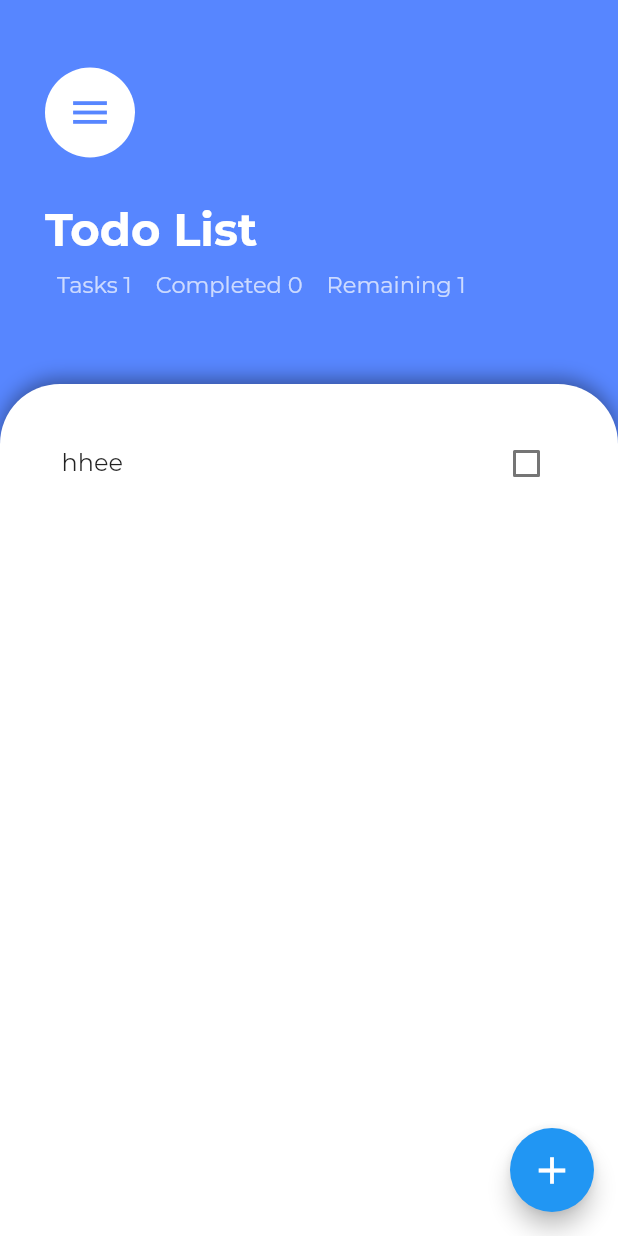
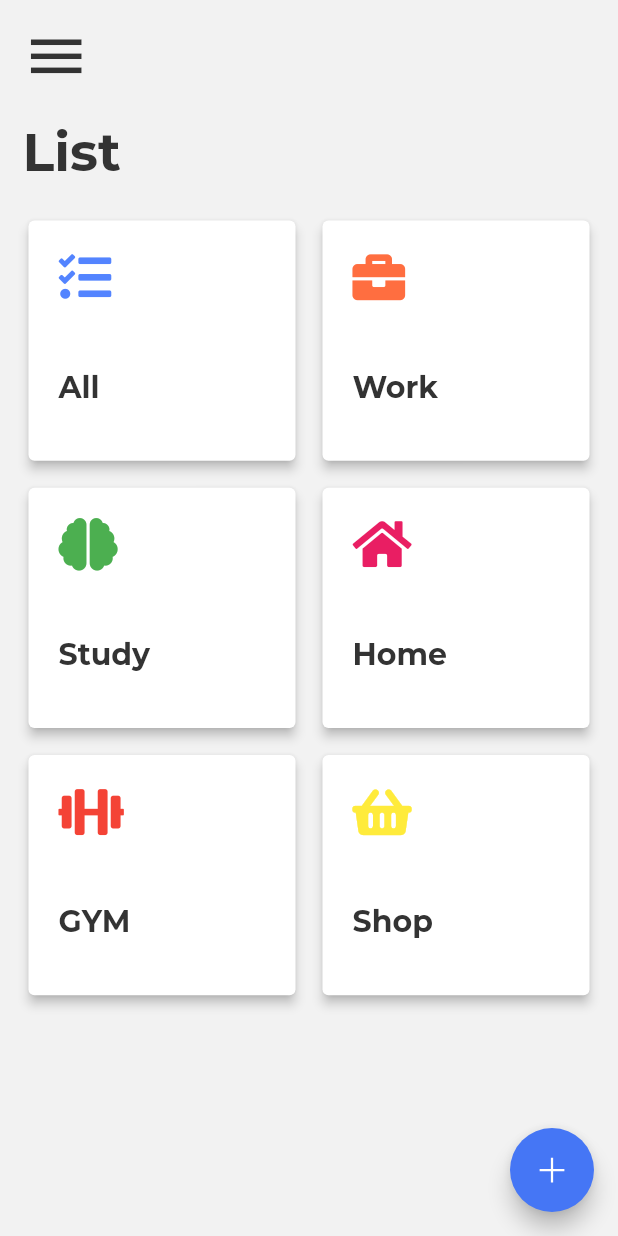
Before and after one commit to miguelhmp/flutter_todolist, a Flutter app: the screen it shows after launch, on a phone screen of 412 x 824 dp. Run offline on Flutter 3.47's test engine with Material 2 defaults, Android fonts, the phone set to English and light mode, and no system bars; drawn by our look-alikes of flutter_speed_dial; our stand-ins replace font_awesome_flutter, line_icons.

Commit message:
Se agregaron categorias a la lista de tareas, falta funcionamiento de seleccion de categorias, creacion de nuevas categorias y mostrar cantidad de tareas en cada tarjeta de categoria.

```diff
--- a/lib/main.dart
+++ b/lib/main.dart
@@ -1,29 +1,44 @@
 import 'package:flutter/material.dart';
+import 'package:todo_flutter/model/CategoryData.dart';
+import 'package:todo_flutter/view/AddTaskScreen.dart';
+import 'package:todo_flutter/view/MenuScreenView.dart';
 import 'package:todo_flutter/view/TaskScreen.dart';
 import 'package:provider/provider.dart';
 import 'model/TaskData.dart';
 
 void main() {
-  runApp(MyApp());
+  runApp(
+    MultiProvider(
+      providers: [
+        ChangeNotifierProvider(
+          create: (context) => CategoryData(),
+        ),
+        ChangeNotifierProvider(create: (context) => TaskData()),
+        Provider(create: (context) => AddTaskScreen()),
+      ],
+      child: MyApp(),
+    ),
+  );
 }
 
 class MyApp extends StatelessWidget {
   @override
   Widget build(BuildContext context) {
-    return ChangeNotifierProvider(
-      create: (context) => TaskData(),
-      child: MaterialApp(
+    return MaterialApp(
       theme: ThemeData(
         fontFamily: 'Monserrat',
       ),
       initialRoute: '/',
       routes: {
         // When navigating to the "/" route, build the FirstScreen widget.
-          '/': (context) => TaskScreen(),
-          // When navigating to the "/second" route, build the SecondScreen widget.
-          //'/second': (context) => SecondScreen(),
+        '/': (context) => MenuScreenView(),
+        '/ts_all': (context) => TaskScreen(),
+        '/ts_work': (context) => TaskScreen(),
+        '/ts_home': (context) => TaskScreen(),
+        '/ts_study': (context) => TaskScreen(),
+        '/ts_gym': (context) => TaskScreen(),
+        '/ts_shop': (context) => TaskScreen(),
       },
-      ),
     );
   }
 }
--- /dev/null
+++ b/lib/model/CategoryData.dart
@@ -0,0 +1,78 @@
+import 'dart:collection';
+
+import 'package:flutter/material.dart';
+import 'package:font_awesome_flutter/font_awesome_flutter.dart';
+import 'package:todo_flutter/utils/Constants.dart';
+import 'package:todo_flutter/utils/widgets/buildCard.dart';
+
+class CategoryData extends ChangeNotifier {
+  List<BuildCard> _categories = [
+    BuildCard(
+      icon: FontAwesomeIcons.tasks,
+      iconColor: kTaskDonelineThroughColor,
+      title: 'All',
+      tasks: '23 tasks',
+      navUrl: '/ts_all',
+      onPress: () {},
+    ),
+    BuildCard(
+      icon: FontAwesomeIcons.briefcase,
+      iconColor: Colors.deepOrangeAccent,
+      title: 'Work',
+      tasks: '9 tasks',
+      navUrl: '/ts_work',
+      onPress: () {},
+    ),
+    BuildCard(
+      icon: FontAwesomeIcons.brain,
+      iconColor: Colors.green,
+      title: 'Study',
+      tasks: '10 tasks',
+      navUrl: '/ts_study',
+      onPress: () {},
+    ),
+    BuildCard(
+      icon: FontAwesomeIcons.home,
+      iconColor: Colors.pink,
+      title: 'Home',
+      tasks: '10 tasks',
+      navUrl: '/ts_home',
+      onPress: () {},
+    ),
+    BuildCard(
+      icon: FontAwesomeIcons.dumbbell,
+      iconColor: Colors.red,
+      title: 'GYM',
+      tasks: '2 tasks',
+      navUrl: '/ts_gym',
+      onPress: () {},
+    ),
+    BuildCard(
+      icon: FontAwesomeIcons.shoppingBasket,
+      iconColor: Colors.yellow,
+      title: 'Shop',
+      tasks: '2 tasks',
+      navUrl: '/ts_shop',
+      onPress: () {},
+    ),
+  ];
+
+  UnmodifiableListView<BuildCard> get categories =>
+      UnmodifiableListView(_categories);
+
+  int get categoriesLength {
+    return _categories.length;
+  }
+
+  IconData get icon {
+    return _categories[1].icon;
+  }
+
+  Color get bgColor {
+    return _categories[1].iconColor;
+  }
+
+  String get title {
+    return _categories[1].title;
+  }
+}
--- a/lib/model/Task.dart
+++ b/lib/model/Task.dart
@@ -1,8 +1,9 @@
 class Task {
   final String taskTitle;
+  final String from;
   bool isDone;
 
-  Task({this.taskTitle, this.isDone = false});
+  Task({this.taskTitle, this.isDone = false, this.from});
 
   void toggleDone() {
     isDone = !isDone;
--- a/lib/model/TaskData.dart
+++ b/lib/model/TaskData.dart
@@ -8,14 +8,59 @@ class TaskData extends ChangeNotifier {
   //cause it don't listen (notifyListeners()), instead use
   // the method "addTask".
   List<Task> _tasks = [
-    Task(taskTitle: 'hhee'),
+    Task(taskTitle: 'Study1', from: 'Study'),
+    Task(taskTitle: 'Study2', from: 'Study'),
+    Task(taskTitle: 'Home1', from: 'Home'),
+    Task(taskTitle: 'Work1', from: 'Work'),
+    Task(taskTitle: 'GYM1', from: 'GYM'),
+    Task(taskTitle: 'Shop1', from: 'Shop'),
+    Task(taskTitle: 'Shop2', from: 'Shop'),
+    Task(taskTitle: 'Shop3', from: 'Shop'),
+    Task(taskTitle: 'Work2', from: 'Work'),
+    Task(taskTitle: 'Study3', from: 'Study'),
   ];
+
+  List<Task> newTasks = [];
 
   //No modificable List, only can get the value, no add or delete
   UnmodifiableListView<Task> get tasks => UnmodifiableListView(_tasks);
 
   int get tasksCount {
     return _tasks.length;
+  }
+
+  int specificCount(List<Task> list) {
+    return list.length;
+  }
+
+  int specificCompletedTasks(List<Task> list) {
+    int completeTasks = 0;
+    for (var task in list) {
+      if (task.isDone) {
+        completeTasks++;
+      }
+    }
+    return completeTasks;
+  }
+
+  int specificRemainingTasks(List<Task> list) {
+    int remainingTasks = 0;
+    for (var task in list) {
+      if (!task.isDone) {
+        remainingTasks++;
+      }
+    }
+    return remainingTasks;
+  }
+
+  List<Task> specificTasks(String category) {
+    newTasks.clear();
+    for (final task in _tasks) {
+      if (task.from == category) {
+        newTasks.add(task);
+      }
+    }
+    return newTasks;
   }
 
   int get tasksCompleted {
@@ -49,9 +94,20 @@ class TaskData extends ChangeNotifier {
     notifyListeners();
   }
 
+  void specifiToggleDone(int index) {
+    newTasks[index].toggleDone();
+    notifyListeners();
+  }
+
   void deleteTask(int index) {
     _tasks.removeAt(index);
     //print('TaskDeleted');
     notifyListeners();
   }
+
+  void specifiDeleteTask(var index) {
+    _tasks.remove(index);
+    //print('TaskDeleted');
+    notifyListeners();
+  }
 }
--- a/lib/utils/Constants.dart
+++ b/lib/utils/Constants.dart
@@ -1,3 +1,11 @@
 import 'package:flutter/material.dart';
 
-const kPrimaryColor = Color(0xff5786ff);
+const kPrimaryColor = Color(0xff4576f5);
+
+const kTextTitleColor = Color(0xff333333);
+const kTextTaskLateColor = Color(0xffff6363);
+
+const kTaskDonelineThroughColor = Color(0xff5384ff);
+
+const kBgTaskListColor = Color(0xffffffff);
+const kBgHomeColor = Color(0xffF2F2F2);
--- /dev/null
+++ b/lib/utils/widgets/CategoryListBuilder.dart
@@ -0,0 +1,47 @@
+import 'package:flutter/material.dart';
+import 'package:flutter/rendering.dart';
+import 'package:provider/provider.dart';
+import 'package:todo_flutter/model/CategoryData.dart';
+import 'buildCard.dart';
+
+class CategoryListBuilder extends StatelessWidget {
+  @override
+  Widget build(BuildContext context) {
+    // final tasks = Provider.of<TaskData>(context);
+    return Consumer<CategoryData>(
+      builder: (context, categoryData, child) {
+        return Expanded(
+          child: GridView.builder(
+            gridDelegate: SliverGridDelegateWithMaxCrossAxisExtent(
+              // crossAxisCount: 2,
+              maxCrossAxisExtent: 200,
+              // mainAxisExtent: 200,
+              childAspectRatio: 1.1,
+              crossAxisSpacing: 0,
+              mainAxisSpacing: 0,
+            ),
+            itemCount: categoryData.categories.length,
+            itemBuilder: (BuildContext context, int index) {
+              final category = categoryData.categories[index];
+
+              return BuildCard(
+                icon: category.icon,
+                iconColor: category.iconColor,
+                title: category.title,
+                tasks: '',
+                // tasks: category.tasks,
+                onPress: () {
+                  Navigator.pushNamed(context, category.navUrl, arguments: {
+                    'bgColor': category.iconColor,
+                    'icon': category.icon,
+                    'title': category.title,
+                  });
+                },
+              );
+            },
+          ),
+        );
+      },
+    );
+  }
+}
--- /dev/null
+++ b/lib/utils/widgets/MyFAB.dart
@@ -0,0 +1,78 @@
+import 'package:flutter/material.dart';
+import 'package:flutter_speed_dial/flutter_speed_dial.dart';
+import 'package:line_icons/line_icons.dart';
+import 'package:todo_flutter/view/AddTaskScreen.dart';
+
+import '../Constants.dart';
+
+class MyFAB extends StatelessWidget {
+  final String typeOfFAB;
+  Widget myFAB;
+
+  MyFAB({@required this.typeOfFAB});
+
+  @override
+  Widget build(BuildContext context) {
+    if (typeOfFAB == 'multi') {
+      myFAB = buildMultiFab(context);
+    } else if (typeOfFAB == 'simple') {
+      myFAB = buildSimpleFAB(context);
+    }
+    return myFAB;
+  }
+}
+
+SpeedDial buildMultiFab(BuildContext context) {
+  return SpeedDial(
+    backgroundColor: kPrimaryColor,
+    icon: LineIcons.plus,
+    foregroundColor: Colors.white,
+    overlayColor: Colors.black,
+    overlayOpacity: .5,
+    activeIcon: Icons.close,
+    activeBackgroundColor: Colors.blue,
+    tooltip: 'More actions',
+    children: [
+      SpeedDialChild(
+        child: Icon(LineIcons.tag),
+        backgroundColor: kPrimaryColor,
+        foregroundColor: Colors.white,
+        label: 'add new category',
+        onTap: () {},
+      ),
+      SpeedDialChild(
+        child: Icon(LineIcons.pen),
+        backgroundColor: kPrimaryColor,
+        foregroundColor: Colors.white,
+        label: 'add new taks',
+        onTap: () {
+          showModalBottomSheet(
+            backgroundColor: Colors.transparent,
+            context: context,
+            isScrollControlled: true,
+            builder: (context) => AddTaskScreen(),
+          );
+        },
+      ),
+    ],
+  );
+}
+
+FloatingActionButton buildSimpleFAB(BuildContext context) {
+  return FloatingActionButton(
+    backgroundColor: kPrimaryColor,
+    child: Icon(
+      LineIcons.plus,
+      // size: 20,
+    ),
+    tooltip: 'add new task',
+    onPressed: () {
+      showModalBottomSheet(
+        backgroundColor: Colors.transparent,
+        context: context,
+        isScrollControlled: true,
+        builder: (context) => AddTaskScreen(),
+      );
+    },
+  );
+}
--- /dev/null
+++ b/lib/utils/widgets/buildCard.dart
@@ -0,0 +1,90 @@
+import 'package:flutter/material.dart';
+import 'package:todo_flutter/utils/Constants.dart';
+import 'package:font_awesome_flutter/font_awesome_flutter.dart';
+
+class BuildCard extends StatelessWidget {
+  final IconData icon;
+  final Color iconColor;
+  final String title;
+  final String tasks;
+  final String navUrl;
+  final Function onPress;
+
+  BuildCard({
+    @required this.icon,
+    this.iconColor,
+    @required this.title,
+    @required this.tasks,
+    this.navUrl,
+    @required this.onPress,
+  });
+
+  @override
+  Widget build(BuildContext context) {
+    return Padding(
+      padding: const EdgeInsets.only(
+        right: 5,
+        bottom: 10,
+        left: 5,
+      ),
+      child: Card(
+        elevation: 3,
+        child: InkWell(
+          child: Column(
+            crossAxisAlignment: CrossAxisAlignment.start,
+            children: [
+              Expanded(
+                child: Padding(
+                  padding: const EdgeInsets.only(
+                    top: 20,
+                    right: 20,
+                    bottom: 20,
+                    left: 20,
+                  ),
+                  child: FaIcon(
+                    icon,
+                    size: 35,
+                    color: iconColor,
+                  ),
+                ),
+              ),
+              Container(
+                child: Column(
+                  crossAxisAlignment: CrossAxisAlignment.start,
+                  children: [
+                    Padding(
+                      padding: const EdgeInsets.only(
+                        top: 10,
+                        right: 20,
+                        left: 20,
+                      ),
+                      child: Text(
+                        title,
+                        style: TextStyle(
+                          color: kTextTitleColor,
+                          fontSize: 20,
+                          fontWeight: FontWeight.w600,
+                        ),
+                      ),
+                    ),
+                    Padding(
+                      padding: const EdgeInsets.only(
+                        right: 20,
+                        bottom: 20,
+                        left: 20,
+                      ),
+                      child: Text(tasks),
+                    ),
+                  ],
+                ),
+              ),
+              // Icon(FontAwesomeIcons.tasks),
+              // Icon(LineIcons.edit),
+            ],
+          ),
+          onTap: onPress,
+        ),
+      ),
+    );
+  }
+}
--- /dev/null
+++ b/lib/view/MenuScreenView.dart
@@ -0,0 +1,57 @@
+import 'package:flutter/material.dart';
+import 'package:todo_flutter/utils/Constants.dart';
+import 'package:todo_flutter/utils/widgets/CategoryListBuilder.dart';
+import 'package:todo_flutter/utils/widgets/MyFAB.dart';
+
+class MenuScreenView extends StatelessWidget {
+  @override
+  Widget build(BuildContext context) {
+    return Scaffold(
+      backgroundColor: kBgHomeColor,
+      floatingActionButton: MyFAB(
+        typeOfFAB: 'multi',
+      ),
+      body: SafeArea(
+        child: Container(
+          // width: double.maxFinite,
+          // height: double.maxFinite,
+          padding: EdgeInsets.only(
+            top: 15,
+            right: 10,
+            left: 10,
+          ),
+          child: Column(
+            crossAxisAlignment: CrossAxisAlignment.start,
+            children: [
+              Container(
+                padding: EdgeInsets.symmetric(horizontal: 5),
+                child: Column(
+                  crossAxisAlignment: CrossAxisAlignment.start,
+                  children: [
+                    Icon(
+                      Icons.menu,
+                      color: kTextTitleColor,
+                      size: 45,
+                    ),
+                    Padding(
+                      padding: const EdgeInsets.symmetric(vertical: 20),
+                      child: Text(
+                        'List',
+                        style: TextStyle(
+                          color: kTextTitleColor,
+                          fontWeight: FontWeight.bold,
+                          fontSize: 35,
+                        ),
+                      ),
+                    ),
+                  ],
+                ),
+              ),
+              CategoryListBuilder(),
+            ],
+          ),
+        ),
+      ),
+    );
+  }
+}
--- a/lib/view/TaskScreen.dart
+++ b/lib/view/TaskScreen.dart
@@ -1,40 +1,37 @@
 import 'package:flutter/material.dart';
-import 'package:todo_flutter/utils/Constants.dart';
+import 'package:font_awesome_flutter/font_awesome_flutter.dart';
+import 'package:line_icons/line_icons.dart';
+import 'package:todo_flutter/model/Task.dart';
 import 'package:todo_flutter/utils/ReusableWidgets.dart';
-import 'package:todo_flutter/view/AddTaskScreen.dart';
+import 'package:todo_flutter/utils/widgets/MyFAB.dart';
 import 'package:provider/provider.dart';
 import 'package:todo_flutter/model/TaskData.dart';
 
 class TaskScreen extends StatelessWidget {
   @override
   Widget build(BuildContext context) {
+    final Map arguments = ModalRoute.of(context).settings.arguments as Map;
+    if (arguments != null) print(arguments['icon']);
     return Scaffold(
-      backgroundColor: kPrimaryColor,
-      floatingActionButton: FloatingActionButton(
-        child: Icon(
-          Icons.add,
-          size: 30,
+      resizeToAvoidBottomInset: false,
+      backgroundColor: arguments['bgColor'],
+      floatingActionButton: MyFAB(
+        typeOfFAB: 'simple',
       ),
-        tooltip: 'Add new task',
-        onPressed: () {
-          showModalBottomSheet(
+      appBar: AppBar(
+        elevation: 0,
         backgroundColor: Colors.transparent,
-            context: context,
-            // isScrollControlled: true,
-            builder: (context) => AddTaskScreen(),
-          );
-        },
+        leading: IconButton(
+          icon: Icon(LineIcons.arrowLeft),
+          onPressed: () => Navigator.of(context).pop(),
         ),
-      body: Container(
-        padding: EdgeInsets.only(
-          top: 30,
       ),
-        child: Column(
+      body: Column(
         crossAxisAlignment: CrossAxisAlignment.start,
         children: [
           Container(
             padding: EdgeInsets.only(
-                bottom: 50,
+              bottom: 30,
               top: 15,
               left: 30,
               right: 30,
@@ -46,8 +43,8 @@ class TaskScreen extends StatelessWidget {
                   radius: 30,
                   backgroundColor: Colors.white,
                   child: IconButton(
-                      icon: Icon(Icons.menu),
-                      color: kPrimaryColor,
+                    icon: FaIcon(arguments['icon']),
+                    color: arguments['bgColor'],
                     iconSize: 30,
                     onPressed: () {},
                   ),
@@ -56,19 +53,27 @@ class TaskScreen extends StatelessWidget {
                   height: 30,
                 ),
                 Text(
-                    'Todo List',
+                  arguments['title'],
                   style: TextStyle(
                     fontWeight: FontWeight.bold,
                     fontSize: 30,
                     color: Colors.white,
                   ),
                 ),
-                  Row(
+                Consumer<TaskData>(
+                  builder: (context, taskData, child) {
+                    List<Task> newTasks = [];
+                    if (arguments['title'] != 'All') {
+                      newTasks = taskData.specificTasks(arguments['title']);
+                    } else {
+                      newTasks = taskData.tasks;
+                    }
+                    return Row(
                       children: [
                         Padding(
                           padding: const EdgeInsets.all(8.0),
                           child: Text(
-                          'Tasks ${Provider.of<TaskData>(context).tasksCount}',
+                            'Tasks ${taskData.specificCount(newTasks)}',
                             style: TextStyle(
                               fontSize: 15,
                               color: Colors.white70,
@@ -78,7 +83,7 @@ class TaskScreen extends StatelessWidget {
                         Padding(
                           padding: const EdgeInsets.all(8.0),
                           child: Text(
-                          'Completed ${Provider.of<TaskData>(context).tasksCompleted}',
+                            'Completed ${taskData.specificCompletedTasks(newTasks)}',
                             style: TextStyle(
                               fontSize: 15,
                               color: Colors.white70,
@@ -88,7 +93,7 @@ class TaskScreen extends StatelessWidget {
                         Padding(
                           padding: const EdgeInsets.all(8.0),
                           child: Text(
-                          'Remaining ${Provider.of<TaskData>(context).remainingTasks}',
+                            'Remaining ${taskData.specificRemainingTasks(newTasks)}',
                             style: TextStyle(
                               fontSize: 15,
                               color: Colors.white70,
@@ -96,7 +101,9 @@ class TaskScreen extends StatelessWidget {
                           ),
                         ),
                       ],
-                  )
+                    );
+                  },
+                ),
               ],
             ),
           ),
@@ -122,12 +129,13 @@ class TaskScreen extends StatelessWidget {
                   ),
                 ],
               ),
-                child: TaskListBuilder(),
+              child: TaskListBuilder(
+                tasksFrom: arguments['title'],
+              ),
             ),
           ),
         ],
       ),
-      ),
     );
   }
 }
```
Also changed, not shown: lib/utils/ReusableWidgets.dart (+22 -3 lines), lib/utils/widgets/newTaskExtraField.dart (added, +35 -0 lines), lib/view/AddTaskScreen.dart (+30 -7 lines), pubspec.yaml (+6 -2 lines), assets/images/icons/newtask.png (added), pubspec.lock. Lines whose indentation alone changed are shown as unchanged.
